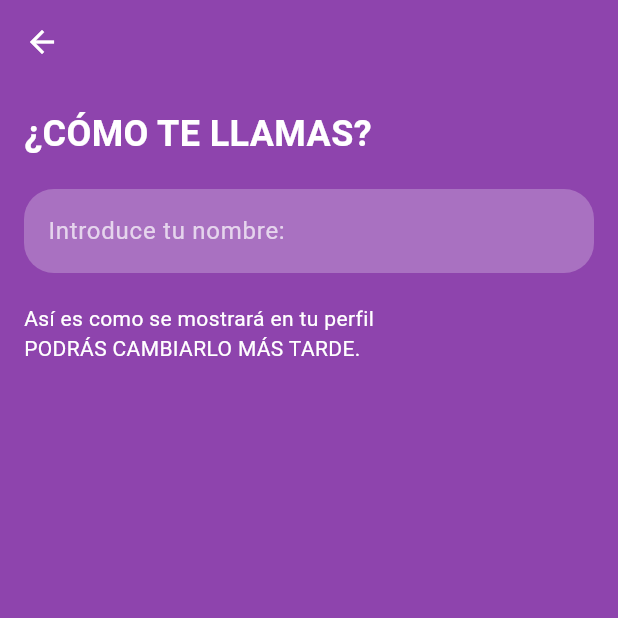
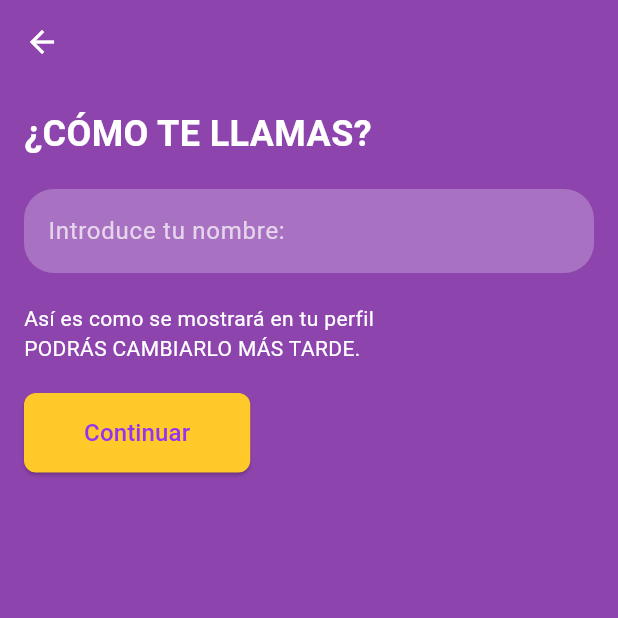
Before and after one commit to AleOc94/InfluagencyApp, a Flutter app: the NameInputScreen screen opened directly, on a phone screen of 412 x 824 dp, the top half of it. Run offline on Flutter 3.47's test engine with Material 3 defaults, Android fonts, the phone set to English and light mode, and no system bars.

```diff
--- a/lib/comotellamas.dart
+++ b/lib/comotellamas.dart
@@ -1,7 +1,14 @@
 import 'package:flutter/material.dart';
+import 'InfluencerMarca.dart';
 
-class NameInputScreen extends StatelessWidget {
+class NameInputScreen extends StatefulWidget {
+  @override
+  _NameInputScreenState createState() => _NameInputScreenState();
+}
+
+class _NameInputScreenState extends State<NameInputScreen> {
   final TextEditingController _nameController = TextEditingController();
+  bool _isNameValid = false;
 
   @override
   Widget build(BuildContext context) {
@@ -33,6 +40,11 @@ class NameInputScreen extends StatelessWidget {
             SizedBox(height: 20),
             TextField(
               controller: _nameController,
+              onChanged: (value) {
+                setState(() {
+                  _isNameValid = value.trim().isNotEmpty;
+                });
+              },
               decoration: InputDecoration(
                 hintText: 'Introduce tu nombre:',
                 hintStyle: TextStyle(color: Colors.white70),
@@ -50,6 +62,36 @@ class NameInputScreen extends StatelessWidget {
               'Así es como se mostrará en tu perfil\nPODRÁS CAMBIARLO MÁS TARDE.',
               style: TextStyle(color: Colors.white),
             ),
+            SizedBox(height: 20),
+            ElevatedButton(
+              onPressed: () {
+                if (_nameController.text.isNotEmpty) {
+                                    Navigator.push(
+                    context,
+                    MaterialPageRoute(builder: (context) => IfluencerMarca()),
+                  );
+                } else {
+                  // Muestra un mensaje de error si el correo está vacío
+                                    ScaffoldMessenger.of(context).showSnackBar(
+                    SnackBar(content: Text('Por favor, ingresa un nombre válido')),
+                  );
+                }
+              },
+              style: ElevatedButton.styleFrom(
+                backgroundColor: Color(0xFFffc929), // Fondo amarillo
+                padding: EdgeInsets.symmetric(horizontal: 40, vertical: 15),
+                shape: RoundedRectangleBorder(
+                  borderRadius: BorderRadius.circular(8),
+                ),
+              ),
+              child: Text(
+                'Continuar',
+                style: TextStyle(
+                  color: Color(0xFF9333f3), // Texto morado
+                  fontSize: 16,
+                ),
+              ),
+            ),
           ],
         ),
       ),
```
Also changed, not shown: lib/bienvenida.dart (+6 -2 lines).
